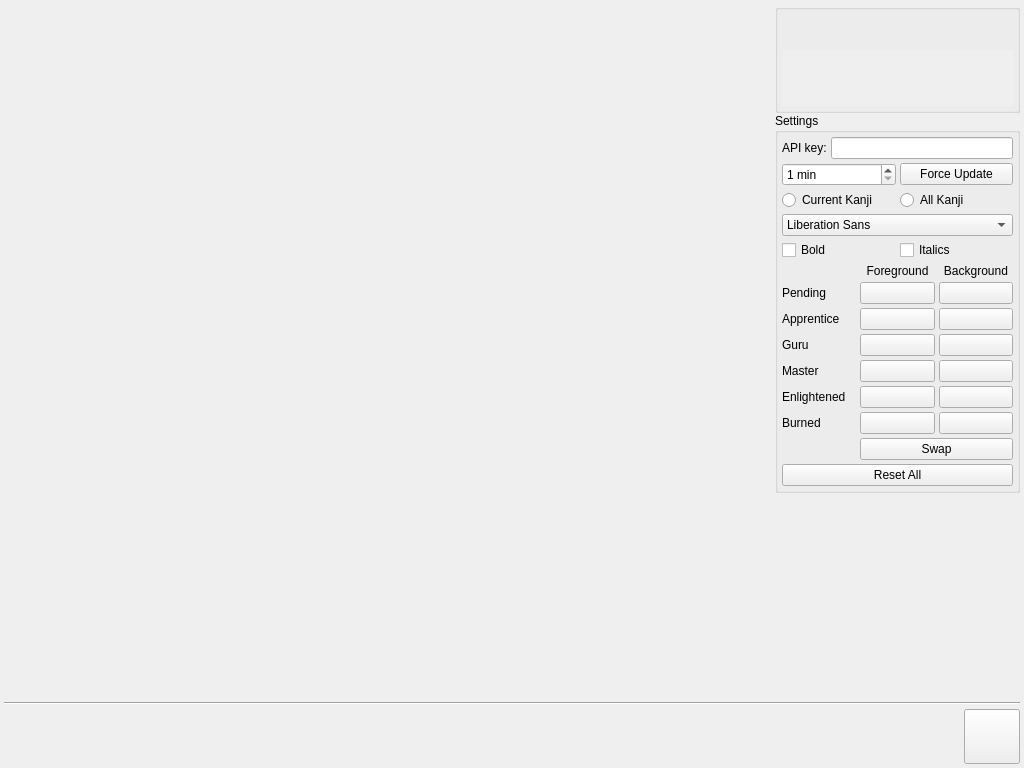
Old version of the form src/widget.ui in the repository agarny/wanikani.
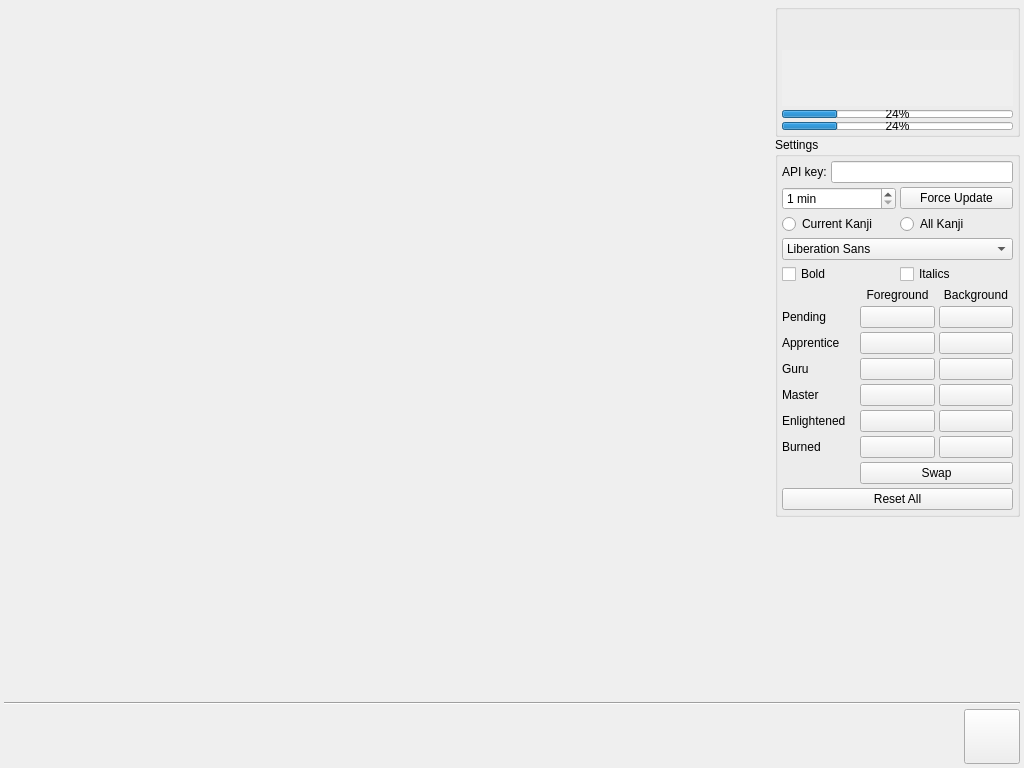
New version of the form. Icons and pictures are not drawn.

Commit message: Some further work on having a proper WaniKani class.

What changed in the file:
```diff
--- a/src/widget.ui
+++ b/src/widget.ui
@@ -179,6 +179,32 @@
               </item>
              </layout>
             </item>
+            <item>
+             <widget class="QProgressBar" name="currentRadicalsValue">
+              <property name="maximumSize">
+               <size>
+                <width>16777215</width>
+                <height>8</height>
+               </size>
+              </property>
+              <property name="value">
+               <number>24</number>
+              </property>
+             </widget>
+            </item>
+            <item>
+             <widget class="QProgressBar" name="currentKanjiValue">
+              <property name="maximumSize">
+               <size>
+                <width>16777215</width>
+                <height>8</height>
+               </size>
+              </property>
+              <property name="value">
+               <number>24</number>
+              </property>
+             </widget>
+            </item>
            </layout>
           </widget>
          </item>
```
The commit also changes 1 other file.
